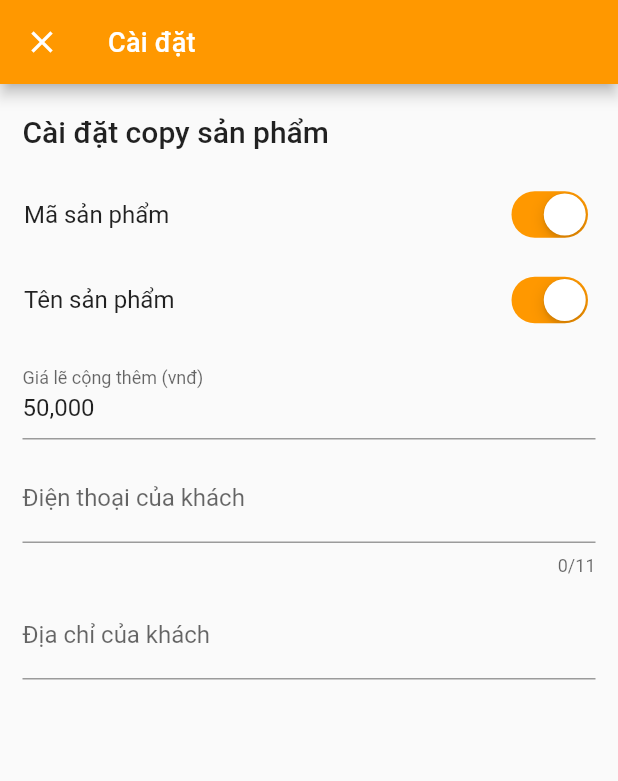
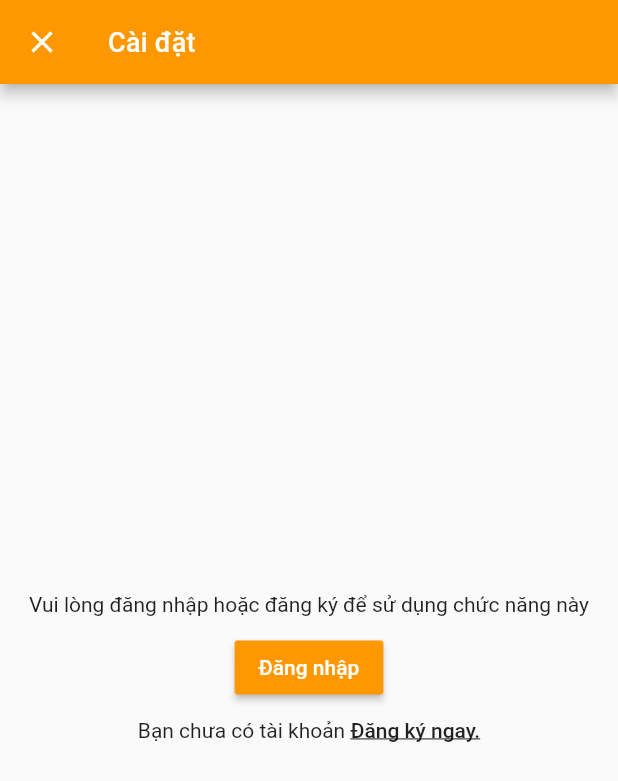
Before and after one commit to nilsys/ann-shop-flutter, a Flutter app: the SettingView screen opened by its route, on a phone screen of 412 x 824 dp. Shown: the top 781 px of the screen. Run offline on Flutter 3.47's test engine with Material 2 defaults, Android fonts, the phone set to English and light mode, and no system bars; our stand-ins replace cached_network_image, connectivity, firebase_analytics, firebase_dynamic_links, flushbar, flutter_cache_manager and 6 more; missing offline and left inert: esys_flutter_share, flutter_cupertino_date_picker, gesture_zoom_box, loading_more_list, onesignal_flutter, qr_code_scanner and 1 more; accounts and stored records are empty; network calls fail.

Commit message:
-fix bug

```diff
--- a/lib/model/account/no_login_info.dart
+++ b/lib/model/account/no_login_info.dart
@@ -2,8 +2,8 @@ class NoLoginInfo {
 
   int viewProduct;
   int searchProduct;
-  bool get canViewProduct => viewProduct <= 5;
-  bool get canSearchProduct => searchProduct <= 5;
+  bool get canViewProduct => viewProduct < 20;
+  bool get canSearchProduct => searchProduct < 20;
 
   NoLoginInfo({this.viewProduct = 0, this.searchProduct = 0});
 
--- a/lib/ui/favorite/add_favorite_button.dart
+++ b/lib/ui/favorite/add_favorite_button.dart
@@ -18,10 +18,10 @@ class AddFavoriteButton extends StatelessWidget {
       child: IconButton(
         onPressed: () {
           if (favorite) {
-            Provider.of<FavoriteProvider>(context)
+            Provider.of<FavoriteProvider>(context, listen: false)
                 .removeProduct(product.productID);
           } else {
-            Provider.of<FavoriteProvider>(context)
+            Provider.of<FavoriteProvider>(context, listen: false)
                 .addNewProduct(context, product, count: 1);
           }
         },
--- a/lib/ui/product_ui/button_download.dart
+++ b/lib/ui/product_ui/button_download.dart
@@ -2,9 +2,11 @@ import 'dart:typed_data';
 
 import 'package:ann_shop_flutter/core/core.dart';
 import 'package:ann_shop_flutter/core/utility.dart';
+import 'package:ann_shop_flutter/model/account/account_controller.dart';
 import 'package:ann_shop_flutter/repository/permission_repository.dart';
 import 'package:ann_shop_flutter/ui/utility/app_popup.dart';
 import 'package:ann_shop_flutter/ui/utility/app_snackbar.dart';
+import 'package:ann_shop_flutter/ui/utility/ask_login.dart';
 import 'package:ann_shop_flutter/ui/utility/indicator.dart';
 import 'package:flutter/material.dart';
 import 'package:flutter_cache_manager/flutter_cache_manager.dart';
@@ -66,6 +68,10 @@ class _ButtonDownloadState extends State<ButtonDownload> {
   loadState loading = loadState.none;
 
   _download() async {
+    if(AccountController.instance.isLogin == false){
+      AskLogin.show(context);
+      return;
+    }
     try {
 
       bool permission = await PermissionRepository.instance.checkAndRequestPermission(
--- a/lib/ui/utility/ask_login.dart
+++ b/lib/ui/utility/ask_login.dart
@@ -1,6 +1,17 @@
 import 'package:flutter/material.dart';
 
 class AskLogin extends StatelessWidget {
+
+  static show(context, {message = 'Vui lòng đăng nhập hoặc đăng ký để sử dụng chức năng này'}){
+    showModalBottomSheet(
+      backgroundColor: Colors.transparent,
+      context: context,
+      builder: (BuildContext bc) {
+        return AskLogin(message);
+      },
+    );
+  }
+
   AskLogin(this.message);
   final message;
 
--- /dev/null
+++ b/lib/ui/utility/request_login.dart
@@ -0,0 +1,78 @@
+import 'package:ann_shop_flutter/core/core.dart';
+import 'package:flutter/material.dart';
+
+class RequestLogin extends StatelessWidget {
+  RequestLogin({this.message='Vui lòng đăng nhập hoặc đăng ký để sử dụng chức năng này'});
+  final message;
+
+  @override
+  Widget build(BuildContext context) {
+    return Container(
+      padding: EdgeInsets.all(defaultPadding),
+      child: Center(
+        child: Column(
+          mainAxisSize: MainAxisSize.min,
+          mainAxisAlignment: MainAxisAlignment.center,
+          crossAxisAlignment: CrossAxisAlignment.center,
+          children: <Widget>[
+            Padding(
+              padding: const EdgeInsets.only(top: 20, bottom: 10),
+              child: Text(
+                message,
+                style: Theme.of(context).textTheme.body1,
+                textAlign: TextAlign.center,
+              ),
+            ),
+            Padding(
+              padding: const EdgeInsets.only(bottom: 10),
+              child: RaisedButton(
+                  color: Theme.of(context).primaryColor,
+                  child: Text(
+                    'Đăng nhập',
+                    textAlign: TextAlign.center,
+                    style: Theme.of(context)
+                        .textTheme
+                        .button
+                        .merge(TextStyle(color: Colors.white)),
+                  ),
+                  onPressed: () {
+                    _onLogIn(context);
+                  }),
+            ),
+            Padding(
+              padding: const EdgeInsets.only(bottom: 10),
+              child: Row(
+                mainAxisAlignment: MainAxisAlignment.center,
+                crossAxisAlignment: CrossAxisAlignment.center,
+                children: <Widget>[
+                  Text(
+                    'Bạn chưa có tài khoản ',
+                    style: Theme.of(context).textTheme.body1,
+                  ),
+                  InkWell(
+                    onTap: () {
+                      _onLogIn(context);
+                    },
+                    child: Text(
+                      'Đăng ký ngay.',
+                      style: Theme.of(context).textTheme.button.merge(
+                        TextStyle(
+                          decoration: TextDecoration.underline,
+                        ),
+                      ),
+                    ),
+                  )
+                ],
+              ),
+            )
+          ],
+        ),
+      ),
+    );
+  }
+
+  _onLogIn(context) {
+    Navigator.pushNamedAndRemoveUntil(
+        context, '/login', (Route<dynamic> route) => false );
+  }
+}
--- a/lib/view/account/setting_view.dart
+++ b/lib/view/account/setting_view.dart
@@ -1,8 +1,10 @@
 import 'package:ann_shop_flutter/core/core.dart';
 import 'package:ann_shop_flutter/core/app_input_formatter.dart';
 import 'package:ann_shop_flutter/core/utility.dart';
+import 'package:ann_shop_flutter/model/account/account_controller.dart';
 import 'package:ann_shop_flutter/model/copy_setting/copy_controller.dart';
 import 'package:ann_shop_flutter/model/copy_setting/copy_setting.dart';
+import 'package:ann_shop_flutter/ui/utility/request_login.dart';
 import 'package:flutter/cupertino.dart';
 import 'package:flutter/material.dart';
 import 'package:flutter/services.dart';
@@ -67,9 +69,12 @@ class _SettingViewState extends State<SettingView> {
             },
           ),
         ),
-        body: Container(
-          child: CustomScrollView(physics: BouncingScrollPhysics(), slivers: <
-              Widget>[
+        body: AccountController.instance.isLogin == false
+            ? RequestLogin()
+            : Container(
+                child: CustomScrollView(
+                    physics: BouncingScrollPhysics(),
+                    slivers: <Widget>[
                       SliverList(
                         delegate: SliverChildListDelegate(
                           [
@@ -95,12 +100,13 @@ class _SettingViewState extends State<SettingView> {
                                   },
                                 )),
                             Padding(
-                    padding: EdgeInsets.symmetric(horizontal: 15, vertical: 5),
+                              padding: EdgeInsets.symmetric(
+                                  horizontal: 15, vertical: 5),
                               child: TextField(
                                 controller: controllerBonus,
                                 keyboardType: TextInputType.number,
-                      decoration:
-                          InputDecoration(labelText: 'Giá lẽ cộng thêm (vnđ)'),
+                                decoration: InputDecoration(
+                                    labelText: 'Giá lẽ cộng thêm (vnđ)'),
                                 inputFormatters: [
                                   WhitelistingTextInputFormatter.digitsOnly,
                                   CurrencyInputFormatter()
@@ -108,22 +114,24 @@ class _SettingViewState extends State<SettingView> {
                               ),
                             ),
                             Padding(
-                    padding: EdgeInsets.symmetric(horizontal: 15, vertical: 5),
+                              padding: EdgeInsets.symmetric(
+                                  horizontal: 15, vertical: 5),
                               child: TextField(
                                 controller: controllerPhone,
                                 keyboardType: TextInputType.number,
                                 maxLength: 11,
-                      decoration:
-                          InputDecoration(labelText: 'Điện thoại của khách'),
+                                decoration: InputDecoration(
+                                    labelText: 'Điện thoại của khách'),
                               ),
                             ),
                             Padding(
-                    padding: EdgeInsets.symmetric(horizontal: 15, vertical: 5),
+                              padding: EdgeInsets.symmetric(
+                                  horizontal: 15, vertical: 5),
                               child: TextField(
                                 controller: controllerAddress,
                                 keyboardType: TextInputType.text,
-                      decoration:
-                          InputDecoration(labelText: 'Địa chỉ của khách'),
+                                decoration: InputDecoration(
+                                    labelText: 'Địa chỉ của khách'),
                               ),
                             ),
                           ],
--- a/lib/view/inapp/inapp_view.dart
+++ b/lib/view/inapp/inapp_view.dart
@@ -1,7 +1,9 @@
+import 'package:ann_shop_flutter/model/account/account_controller.dart';
 import 'package:ann_shop_flutter/provider/utility/inapp_provider.dart';
 import 'package:ann_shop_flutter/provider/utility/navigation_provider.dart';
 import 'package:ann_shop_flutter/repository/inapp_repository.dart';
 import 'package:ann_shop_flutter/ui/inapp/inapp_category_ui.dart';
+import 'package:ann_shop_flutter/ui/utility/request_login.dart';
 import 'package:ann_shop_flutter/view/inapp/list_inapp.dart';
 import 'package:flutter/material.dart';
 import 'package:provider/provider.dart';
@@ -24,6 +26,10 @@ class _InAppViewState extends State<InAppView> {
   }
 
   Widget _buildPageData() {
+    if (AccountController.instance.isLogin == false) {
+      return RequestLogin();
+
+    }
     if (Provider.of<NavigationProvider>(context).index !=
         PageName.notification.index) {
       return Container();
--- a/lib/view/utility/custom_load_more_indicator.dart
+++ b/lib/view/utility/custom_load_more_indicator.dart
@@ -1,3 +1,5 @@
+import 'package:ann_shop_flutter/model/account/account_controller.dart';
+import 'package:ann_shop_flutter/ui/utility/ask_login.dart';
 import 'package:ann_shop_flutter/ui/utility/empty_list_ui.dart';
 import 'package:ann_shop_flutter/ui/utility/indicator.dart';
 import 'package:ann_shop_flutter/ui/utility/something_went_wrong.dart';
@@ -11,7 +13,9 @@ class CustomLoadMoreIndicator extends StatelessWidget {
   final noMoreLoadText;
   final emptyText;
 
-  CustomLoadMoreIndicator(this.listSourceRepository, this.status, {this.noMoreLoadText = 'Đã hiển thị tất cả sản phẩm', this.emptyText = 'Không tìm thấy sản phẩm nào'});
+  CustomLoadMoreIndicator(this.listSourceRepository, this.status,
+      {this.noMoreLoadText = 'Đã hiển thị tất cả sản phẩm',
+      this.emptyText = 'Không tìm thấy sản phẩm nào'});
 
   @override
   Widget build(BuildContext context) {
@@ -72,7 +76,12 @@ class CustomLoadMoreIndicator extends StatelessWidget {
             crossAxisAlignment: CrossAxisAlignment.center,
             children: <Widget>[
               Icon(Icons.error, size: 25),
-              Text("Có lỗi xảy ra, chạm để thử lại...")
+              Text(
+                AccountController.instance.isLogin
+                    ? "Có lỗi xảy ra, chạm để thử lại..."
+                    : "Bạn cần đăng nhập hoặc đăng ký để xem thêm sản phẩm!",
+                textAlign: TextAlign.center,
+              )
             ],
           ),
         );
@@ -80,7 +89,12 @@ class CustomLoadMoreIndicator extends StatelessWidget {
 
         widget = GestureDetector(
           onTap: () {
-            listSourceRepository.errorRefresh();
+            if (AccountController.instance.isLogin) {
+              listSourceRepository.errorRefresh();
+            } else {
+              AskLogin.show(context,message:
+                  'Vui lòng đăng nhập hoặc đăng ký để xem thêm sản phẩm');
+            }
           },
           child: widget,
         );
@@ -114,7 +128,9 @@ class CustomLoadMoreIndicator extends StatelessWidget {
         widget = _setBackGround(false, widget, 25.0);
         break;
       case IndicatorStatus.empty:
-        widget = EmptyListUI(body: emptyText,);
+        widget = EmptyListUI(
+          body: emptyText,
+        );
         widget =
             _setBackGround(true, widget, double.infinity, context: context);
 
```
Also changed, not shown: lib/provider/favorite/favorite_provider.dart (+8 -0 lines), lib/repository/load_more/load_more_product_repository.dart (+7 -2 lines), lib/repository/product_repository.dart (+9 -0 lines), lib/view/favorite/favorite_view.dart (+8 -3 lines), lib/view/home_view/account_page.dart (+10 -17 lines), lib/view/inapp/blog_view.dart (+8 -4 lines), lib/view/product/product_image_share_view.dart (+11 -0 lines). Lines whose indentation alone changed are shown as unchanged.
